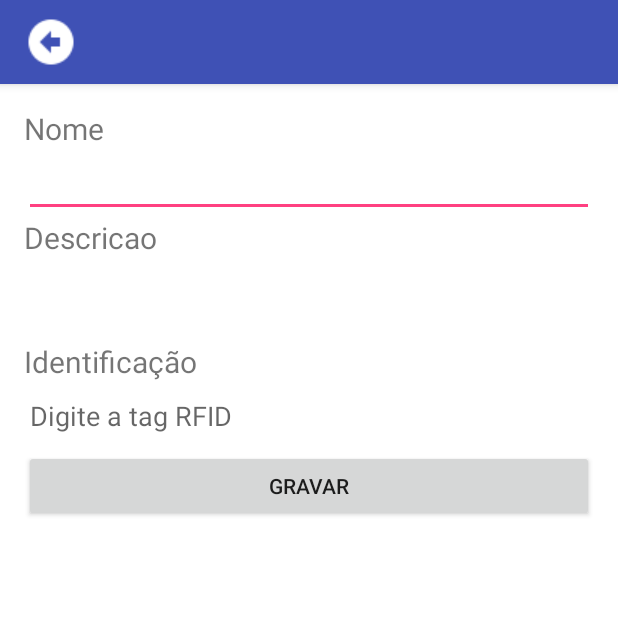
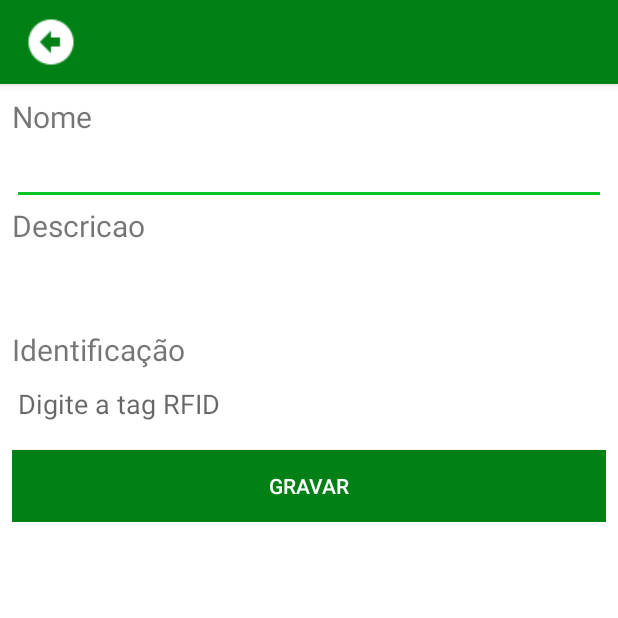
Before and after one commit to georgevbm/RFID, an Android app: the CadPatrimonioActivity screen opened directly, with no data from a screen before it, on a phone screen of 412 x 824 dp, the top half of it. Run offline under Robolectric (Android 15) with nearby library versions, the phone set to English and light mode, and no system bars.

Commit message:
Melhorias no layout do app.

```diff
--- a/app/src/main/java/br/com/george/apprfid/Activity/ListarEtiquetaActivity.java
+++ b/app/src/main/java/br/com/george/apprfid/Activity/ListarEtiquetaActivity.java
@@ -111,7 +111,6 @@ public class ListarEtiquetaActivity extends AppCompatActivity implements OnBtEve
 
             tags = leitor.getListaTags();
             mAdapterTag = new TagAdapter(getApplicationContext(), tags);
-
             lstTag.setAdapter(mAdapterTag);
 
             lstTag.setOnItemClickListener(new AdapterView.OnItemClickListener() {
--- a/app/src/main/java/br/com/george/apprfid/RFID/Leitor.java
+++ b/app/src/main/java/br/com/george/apprfid/RFID/Leitor.java
@@ -333,7 +333,6 @@ public class Leitor {
             } else {
 
             }
-
             mConnectThread = null;
         }
     }
--- a/app/src/main/res/layout/activity_cad_patrimonio.xml
+++ b/app/src/main/res/layout/activity_cad_patrimonio.xml
@@ -18,11 +18,10 @@
         <RelativeLayout
             android:layout_width="match_parent"
             android:layout_height="match_parent"
-            android:paddingBottom="16dp"
-            android:paddingLeft="16dp"
-            android:paddingRight="16dp"
-            android:paddingTop="16dp"
-            tools:context="br.ufscar.dc.controledepatrimonio.Forms.CadPatrimonioActivity">
+            android:paddingBottom="8dp"
+            android:paddingLeft="8dp"
+            android:paddingRight="8dp"
+            android:paddingTop="8dp">
 
             <LinearLayout
                 android:id="@+id/lvPatrimonio"
@@ -78,7 +77,10 @@
                     android:id="@+id/btnGravarPatrimonio"
                     android:layout_width="fill_parent"
                     android:layout_height="wrap_content"
-                    android:text="Gravar" />
+                    android:text="Gravar"
+                    android:textColor="@android:color/white"
+                    android:layout_marginTop="8dp"
+                    android:background="@color/colorPrimary"/>
             </RelativeLayout>
 
         </RelativeLayout>
--- a/app/src/main/res/layout/activity_listar_bluetooth.xml
+++ b/app/src/main/res/layout/activity_listar_bluetooth.xml
@@ -35,7 +35,8 @@
             android:layout_height="wrap_content"
             android:layout_alignParentBottom="true"
             android:text="Procurar"
-            android:textColor="#FFF" />
+            android:textColor="#FFF"
+            android:background="@color/colorPrimary"/>
 
     </RelativeLayout>
 
--- a/app/src/main/res/layout/toolbar_etiqueta.xml
+++ b/app/src/main/res/layout/toolbar_etiqueta.xml
@@ -5,7 +5,7 @@
     android:layout_width="match_parent"
     android:layout_height="wrap_content"
     android:layout_alignParentBottom="true"
-    android:background="@color/colorAccent"
+    android:background="@color/colorPrimary"
     android:elevation="4dp"
     android:minHeight="?attr/actionBarSize">
 
--- a/app/src/main/res/values/colors.xml
+++ b/app/src/main/res/values/colors.xml
@@ -1,6 +1,6 @@
 <?xml version="1.0" encoding="utf-8"?>
 <resources>
-    <color name="colorPrimary">#3F51B5</color>
-    <color name="colorPrimaryDark">#303F9F</color>
-    <color name="colorAccent">#FF4081</color>
+    <color name="colorPrimary">#008015</color>
+    <color name="colorPrimaryDark">#006412</color>
+    <color name="colorAccent">#00c724</color>
 </resources>
```
Also changed, not shown: app/src/main/res/layout/activity_main.xml (+48 -7 lines), app/src/main/res/layout/menu_etiqueta.xml (+12 -4 lines).
